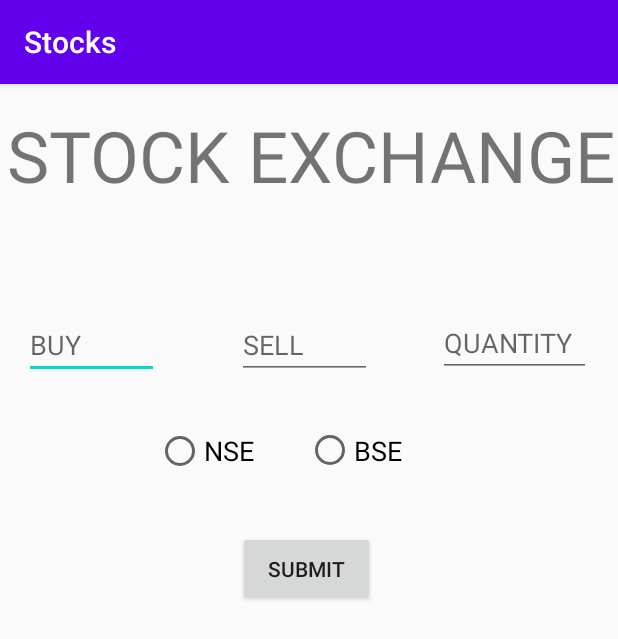
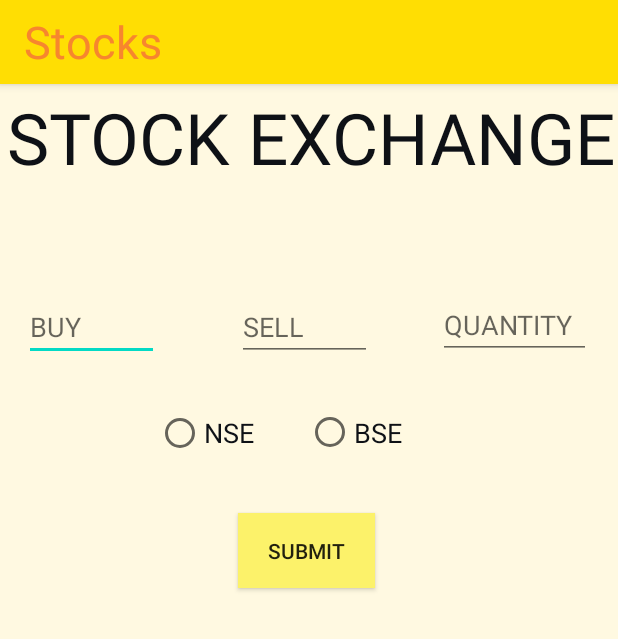
Before and after one commit to avanishinod/StockExchange, an Android app: the screen it shows after launch (MainActivity), on a phone screen of 412 x 824 dp. Shown: the top 639 px of the screen. Run offline under Robolectric (Android 15) with nearby library versions, the phone set to English and light mode, and no system bars.

Commit message:
First format edits

```diff
--- a/app/src/main/res/layout/activity_main.xml
+++ b/app/src/main/res/layout/activity_main.xml
@@ -4,8 +4,16 @@
     xmlns:tools="http://schemas.android.com/tools"
     android:id="@+id/TurnoverTextView"
     android:layout_width="match_parent"
+    android:background="#FFF9E1"
+    android:layout_height="match_parent"
+    tools:context=".MainActivity"><![CDATA[
+
     android:layout_height="match_parent"
     tools:context=".MainActivity">
+
+
+
+    ]]>
 
     <TextView
         android:id="@+id/TotalTaxTextView"
@@ -13,6 +21,7 @@
         android:layout_height="56dp"
         android:layout_marginStart="2dp"
         android:layout_marginEnd="2dp"
+        android:layout_marginBottom="4dp"
         android:textSize="24sp"
         app:layout_constraintBottom_toTopOf="@+id/DPGainTextView"
         app:layout_constraintEnd_toEndOf="parent"
@@ -53,9 +62,10 @@
         android:id="@+id/textView"
         android:layout_width="501dp"
         android:layout_height="79dp"
-        android:layout_marginTop="16dp"
+        android:layout_marginTop="4dp"
         android:text="STOCK EXCHANGE"
         android:textAlignment="center"
+        android:textColor="#0E1116"
         android:textSize="47dp"
         app:layout_constraintEnd_toEndOf="parent"
         app:layout_constraintStart_toStartOf="parent"
@@ -111,6 +121,7 @@
         android:layout_marginTop="24dp"
         android:layout_marginEnd="162dp"
         android:text="SUBMIT"
+        android:background="#FCF26A"
         app:layout_constraintEnd_toEndOf="parent"
     app:layout_constraintHorizontal_bias="1.0"
     app:layout_constraintStart_toStartOf="parent"
@@ -120,8 +131,8 @@
         android:id="@+id/BestSPTextView"
         android:layout_width="373dp"
         android:layout_height="56dp"
-        android:layout_marginStart="22dp"
-        android:layout_marginBottom="100dp"
+        android:layout_marginStart="20dp"
+        android:layout_marginBottom="16dp"
         android:textSize="24sp"
         app:layout_constraintBottom_toBottomOf="parent"
         app:layout_constraintStart_toStartOf="parent" />
@@ -141,6 +152,8 @@
             android:layout_width="100dp"
             android:layout_height="wrap_content"
          android:text="NSE"
+            android:textColor="#0E1116
+"
          android:textSize="18sp" />
 
         <RadioButton
@@ -148,6 +161,7 @@
         android:layout_width="104dp"
         android:layout_height="47dp"
         android:text="BSE"
+            android:textColor="#0E1116"
         android:textSize="18sp" />
 
     </RadioGroup>
@@ -156,7 +170,7 @@
         android:id="@+id/NetGainPercentTextView"
         android:layout_width="373dp"
         android:layout_height="58dp"
-        android:layout_marginStart="22dp"
+        android:layout_marginStart="20dp"
         android:textSize="24sp"
         app:layout_constraintBottom_toTopOf="@+id/BestSPTextView"
         app:layout_constraintStart_toStartOf="parent" />
--- a/app/src/main/res/values/colors.xml
+++ b/app/src/main/res/values/colors.xml
@@ -1,6 +1,7 @@
 <?xml version="1.0" encoding="utf-8"?>
 <resources>
-    <color name="colorPrimary">#6200EE</color>
-    <color name="colorPrimaryDark">#3700B3</color>
+    <color name="colorPrimary">#FFDE03</color>
+    <color name="colorPrimaryDark">#FFC400</color>
     <color name="colorAccent">#03DAC5</color>
+    <color name="title_color">#F7862E</color>
 </resources>
--- a/app/src/main/res/values/styles.xml
+++ b/app/src/main/res/values/styles.xml
@@ -1,10 +1,15 @@
 <resources>
     <!-- Base application theme. -->
-    <style name="AppTheme" parent="Theme.AppCompat.Light.DarkActionBar">
+    <style name="AppTheme" parent="Theme.AppCompat.Light">
         <!-- Customize your theme here. -->
         <item name="colorPrimary">@color/colorPrimary</item>
         <item name="colorPrimaryDark">@color/colorPrimaryDark</item>
         <item name="colorAccent">@color/colorAccent</item>
     </style>
 
+    <style name="TextAppearance.AppCompat.Widget.ActionBar.Title" parent="@android:style/TextAppearance">
+        <item name="android:textSize">30dp</item>
+        <item name="android:textColor">@color/title_color</item>
+    </style>
+
 </resources>
```
Lines whose indentation alone changed are shown as unchanged.
